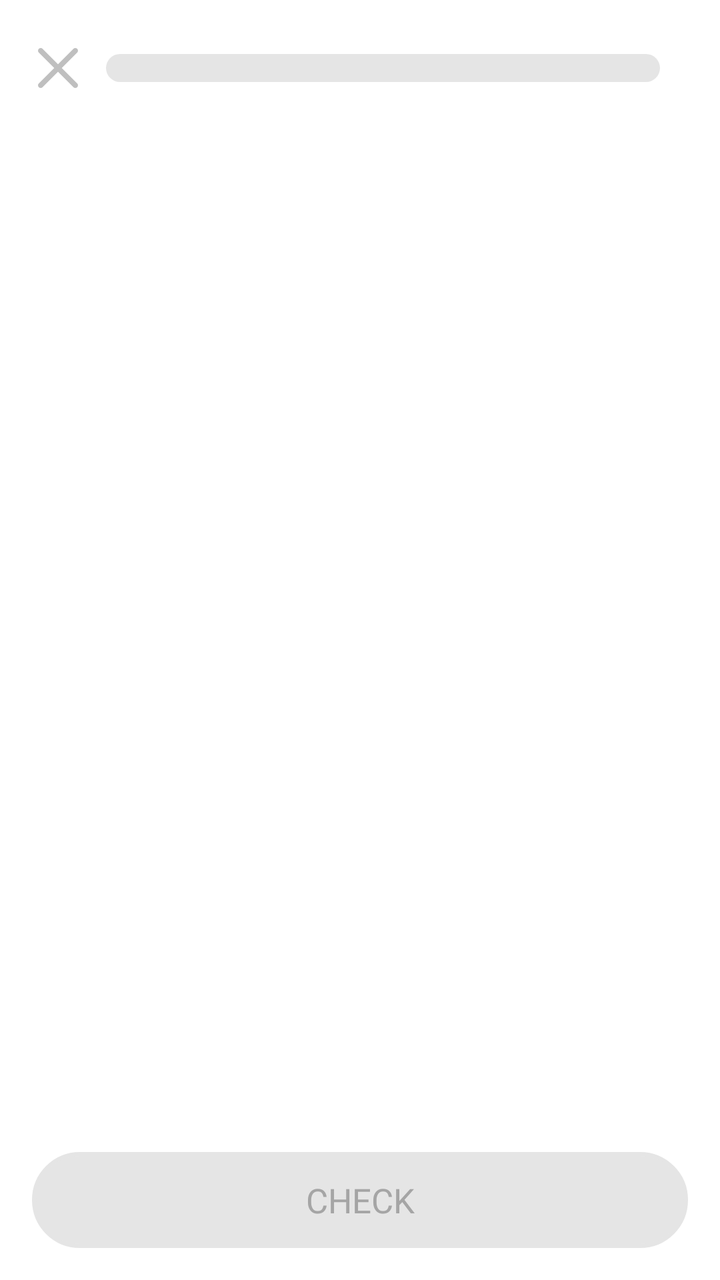
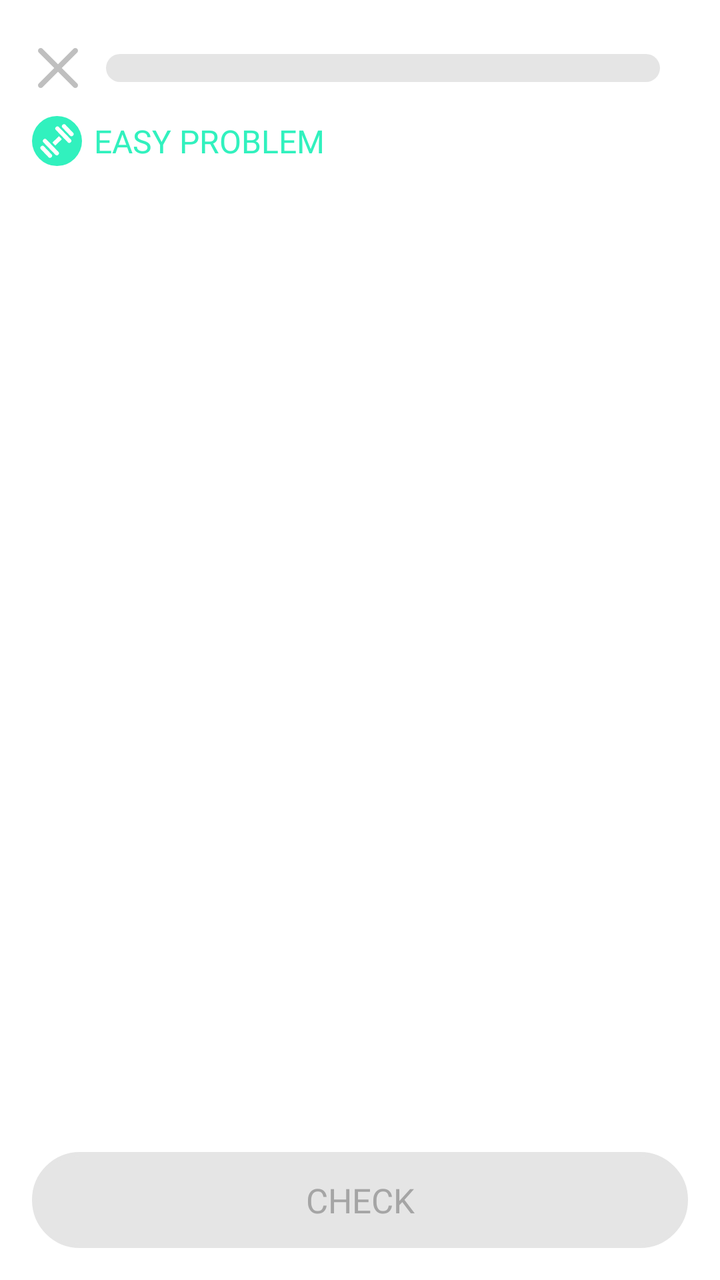

Before-and-after screenshots of an Android layout around one commit, followed by the original layout XML and the change that was made.
<!-- AndroidManifest.xml: application theme Theme.Tetragon -->
<!-- res/layout/activity_math5_grade_question.xml -->
<?xml version="1.0" encoding="utf-8"?>
<androidx.constraintlayout.widget.ConstraintLayout xmlns:android="http://schemas.android.com/apk/res/android"
    xmlns:app="http://schemas.android.com/apk/res-auto"
    xmlns:tools="http://schemas.android.com/tools"
    android:id="@+id/main"
    android:layout_width="match_parent"
    android:layout_height="match_parent"
    android:background="@color/white"
    android:fitsSystemWindows="true"
    tools:context=".questions.questionMathFifthGrade.Math5GradeQuestionActivity">

    <LinearLayout
        android:id="@+id/internetConnection"
        android:layout_width="match_parent"
        android:layout_height="wrap_content"
        android:orientation="horizontal"
        android:gravity="center"
        android:padding="10dp"
        android:background="@color/gray_3"
        android:visibility="gone"
        app:layout_constraintTop_toTopOf="parent"
        app:layout_constraintStart_toStartOf="parent"
        app:layout_constraintEnd_toEndOf="parent">

        <ImageView
            android:layout_width="20dp"
            android:layout_height="20dp"
            android:src="@drawable/internet_lost"
            android:layout_marginEnd="10dp" />

        <TextView
            android:layout_width="wrap_content"
            android:layout_height="wrap_content"
            android:text="@string/you_are_offline"
            android:textColor="@color/black_3"
            android:fontFamily="@font/inter_semibold"
            android:textSize="14sp"/>
    </LinearLayout>

    <LinearLayout
        android:id="@+id/offlineContainer"
        android:layout_width="0dp"
        android:layout_height="0dp"
        android:gravity="center"
        android:orientation="vertical"
        android:padding="16dp"
        android:visibility="gone"
        app:layout_constraintBottom_toBottomOf="@+id/stateContainer"
        app:layout_constraintEnd_toEndOf="parent"
        app:layout_constraintStart_toStartOf="parent"
        app:layout_constraintTop_toBottomOf="@id/internetConnection">

        <app.rive.runtime.kotlin.RiveAnimationView
            android:id="@+id/internet_mr_square"
            android:layout_width="260dp"
            android:layout_height="180dp"
            app:riveAutoPlay="true"
            app:riveResource="@raw/no_internet_mr_square"
            app:riveStateMachine="State Machine 1" />

        <TextView
            android:id="@+id/offlineTitle"
            android:layout_width="wrap_content"
            android:layout_height="wrap_content"
            android:layout_marginTop="8dp"
            android:fontFamily="@font/inter_semibold"
            android:text="App is currently unavailable."
            android:textColor="@color/black_3"
            android:textSize="18sp" />

        <TextView
            android:id="@+id/offlineSubtitle"
            android:layout_width="wrap_content"
            android:layout_height="wrap_content"
            android:layout_marginTop="4dp"
            android:fontFamily="@font/inter_medium"
            android:gravity="center"
            android:text="Check your connection or try again later!"
            android:textAlignment="center"
            android:textColor="@color/gray_1"
            android:textSize="14sp" />
    </LinearLayout>

    <androidx.constraintlayout.widget.ConstraintLayout
        android:id="@+id/topBarContainer"
        android:layout_width="match_parent"
        android:layout_height="wrap_content"
        android:paddingStart="5dp"
        android:paddingTop="10dp"
        android:paddingEnd="16dp"
        app:layout_constraintEnd_toEndOf="parent"
        app:layout_constraintStart_toStartOf="parent"
        app:layout_constraintTop_toTopOf="parent">

        <ImageView
            android:id="@+id/exit_btn"
            android:layout_width="48dp"
            android:layout_height="48dp"
            android:padding="14dp"
            android:src="@drawable/exit_btn"
            app:layout_constraintBottom_toBottomOf="parent"
            app:layout_constraintStart_toStartOf="parent"
            app:layout_constraintTop_toTopOf="parent" />

        <ProgressBar
            android:id="@+id/progressBar"
            style="?android:attr/progressBarStyleHorizontal"
            android:layout_width="0dp"
            android:layout_height="14dp"
            android:layout_marginEnd="14dp"
            android:indeterminate="false"
            android:max="10"
            android:progressDrawable="@drawable/custom_progress_bar"
            app:layout_constraintBottom_toBottomOf="parent"
            app:layout_constraintEnd_toEndOf="parent"
            app:layout_constraintStart_toEndOf="@+id/exit_btn"
            app:layout_constraintTop_toTopOf="parent"
            tools:progress="3" />
    </androidx.constraintlayout.widget.ConstraintLayout>

    <FrameLayout
        android:id="@+id/questionFragmentContainer"
        android:layout_width="0dp"
        android:layout_height="0dp"
        app:layout_constraintBottom_toTopOf="@+id/btnBackground"
        app:layout_constraintEnd_toEndOf="parent"
        app:layout_constraintStart_toStartOf="parent"
        app:layout_constraintTop_toBottomOf="@+id/topBarContainer" />

    <FrameLayout
        android:id="@+id/stateContainer"
        android:layout_width="match_parent"
        android:layout_height="wrap_content"
        android:background="@color/green_3"
        android:visibility="invisible"
        app:layout_constraintBottom_toTopOf="@+id/btnBackground"
        app:layout_constraintEnd_toEndOf="parent"
        app:layout_constraintStart_toStartOf="parent">

        <androidx.constraintlayout.widget.ConstraintLayout
            android:layout_width="match_parent"
            android:layout_height="match_parent"
            android:padding="16dp">

            <LinearLayout
                android:layout_width="wrap_content"
                android:layout_height="wrap_content"
                android:gravity="center"
                android:orientation="horizontal"
                app:layout_constraintStart_toStartOf="parent"
                app:layout_constraintTop_toTopOf="parent">

                <ImageView
                    android:id="@+id/circleState"
                    android:layout_width="36dp"
                    android:layout_height="36dp"
                    android:src="@drawable/correct_tick_icon" />

                <LinearLayout
                    android:layout_width="wrap_content"
                    android:layout_height="wrap_content"
                    android:orientation="vertical"
                    android:layout_marginStart="10dp">

                    <TextView
                        android:id="@+id/stateAnswer"
                        android:layout_width="wrap_content"
                        android:layout_height="wrap_content"
                        android:fontFamily="@font/inter_semibold"
                        android:text="Correct!"
                        android:textColor="@color/text_color"
                        android:textSize="18sp" />

                    <TextView
                        android:id="@+id/answer"
                        android:layout_width="wrap_content"
                        android:layout_height="wrap_content"
                        android:fontFamily="@font/inter_semibold"
                        android:text="Answer: 0"
                        android:textColor="@color/text_color"
                        android:textSize="14sp"
                        android:visibility="gone" />
                </LinearLayout>
            </LinearLayout>
        </androidx.constraintlayout.widget.ConstraintLayout>
    </FrameLayout>

    <androidx.constraintlayout.widget.ConstraintLayout
        android:id="@+id/btnBackground"
        android:layout_width="match_parent"
        android:layout_height="wrap_content"
        android:paddingStart="16dp"
        android:paddingEnd="16dp"
        android:paddingBottom="16dp"
        android:background="@color/white"
        app:layout_constraintBottom_toBottomOf="parent"
        app:layout_constraintEnd_toEndOf="parent"
        app:layout_constraintStart_toStartOf="parent">

        <FrameLayout
            android:id="@+id/check_btn_container"
            android:layout_width="0dp"
            android:layout_height="wrap_content"
            android:clipChildren="false"
            android:clipToPadding="false"
            android:paddingBottom="5dp"
            app:layout_constraintBottom_toBottomOf="parent"
            app:layout_constraintEnd_toEndOf="parent"
            app:layout_constraintStart_toStartOf="parent">

            <FrameLayout
                android:id="@+id/check_enabled_btn_container"
                android:layout_width="match_parent"
                android:layout_height="wrap_content"
                android:visibility="invisible">
                <View
                    android:id="@+id/check_enabled_button_background"
                    android:layout_width="match_parent"
                    android:layout_height="48dp"
                    android:background="@drawable/custom_button"
                    android:backgroundTint="@color/blue_1"
                    android:translationY="5dp" />
                <Button
                    android:id="@+id/check_enabled_btn"
                    android:layout_width="match_parent"
                    android:layout_height="48dp"
                    android:background="@drawable/custom_button"
                    android:fontFamily="@font/inter_semibold"
                    android:stateListAnimator="@drawable/button_animator"
                    android:text="@string/check"
                    android:textColor="@color/white"
                    android:textSize="17sp"
                    app:backgroundTint="@color/blue_2" />
            </FrameLayout>

            <FrameLayout
                android:id="@+id/check_disabled_btn_container"
                android:layout_width="match_parent"
                android:layout_height="wrap_content"
                android:visibility="visible">
                <View
                    android:layout_width="match_parent"
                    android:layout_height="48dp"
                    android:background="@drawable/custom_button"
                    android:backgroundTint="@color/gray_2"
                    android:translationY="5dp" />
                <TextView
                    android:id="@+id/check_disabled_btn"
                    android:layout_width="match_parent"
                    android:layout_height="48dp"
                    android:fontFamily="@font/inter_semibold"
                    android:gravity="center"
                    android:text="@string/check"
                    android:textColor="@color/gray_1"
                    android:textSize="17sp"
                    android:translationY="5dp" />
            </FrameLayout>
        </FrameLayout>

        <FrameLayout
            android:id="@+id/see_btn_container"
            android:layout_width="0dp"
            android:layout_height="wrap_content"
            android:layout_marginBottom="8dp"
            android:clipChildren="false"
            android:clipToPadding="false"
            android:paddingBottom="5dp"
            android:visibility="gone"
            app:layout_constraintBottom_toTopOf="@+id/check_btn_container"
            app:layout_constraintEnd_toEndOf="parent"
            app:layout_constraintStart_toStartOf="parent">

            <FrameLayout
                android:id="@+id/see_enabled_btn_container"
                android:layout_width="match_parent"
                android:layout_height="wrap_content">
                <View
                    android:id="@+id/see_enabled_button_background"
                    android:layout_width="match_parent"
                    android:layout_height="48dp"
                    android:background="@drawable/custom_button"
                    android:backgroundTint="@color/gray_2"
                    android:translationY="5dp" />
                <Button
                    android:id="@+id/see_enabled_btn"
                    android:layout_width="match_parent"
                    android:layout_height="48dp"
                    android:background="@drawable/custom_button"
                    android:fontFamily="@font/inter_semibold"
                    android:stateListAnimator="@drawable/button_animator"
                    android:text="SEE SOLUTION"
                    android:textColor="@color/text_color"
                    android:textSize="17sp"
                    app:backgroundTint="@color/gray_3" />
            </FrameLayout>
        </FrameLayout>
    </androidx.constraintlayout.widget.ConstraintLayout>

    <app.rive.runtime.kotlin.RiveAnimationView
        android:id="@+id/correct_mr_square"
        android:layout_width="170dp"
        android:layout_height="120dp"
        android:visibility="invisible"
        app:layout_constraintBottom_toTopOf="@+id/stateContainer"
        app:layout_constraintEnd_toEndOf="parent"
        app:riveAutoPlay="false"
        app:riveResource="@raw/mr_square_correct"
        app:riveStateMachine="State Machine 1" />

</androidx.constraintlayout.widget.ConstraintLayout>
<!-- resources referenced by this layout -->
<resources>
  <color name="black_3">#4d4d4d</color>
  <color name="blue_1">#0d9ffb</color>
  <color name="blue_2">#11C7FF</color>
  <color name="gray_1">#A5A5A5</color>
  <color name="gray_2">#E5E5E5</color>
  <color name="gray_3">#FAFAFA</color>
  <color name="green_3">#9FFFEC</color>
  <color name="text_color">#64748b</color>
  <color name="white">#FFFFFFFF</color>
  <!-- drawable button_animator (drawable) -->
  <?xml version="1.0" encoding="utf-8"?>
  <selector xmlns:android="http://schemas.android.com/apk/res/android">
  
      
      <item android:state_pressed="true">
          <objectAnimator
              android:propertyName="translationY"
              android:valueTo="5dp"
              android:duration="0" />
      </item>
  
      
      <item>
          <objectAnimator
              android:propertyName="translationY"
              android:valueTo="0dp"
              android:duration="0" />
      </item>
  
  </selector>
  <!-- drawable custom_button (drawable) -->
  <?xml version="1.0" encoding="utf-8"?>
  <shape xmlns:android="http://schemas.android.com/apk/res/android"
      android:shape="rectangle">
      <solid android:color="#ffffff"/>
      <stroke android:color="#e5e5e5"
          android:width="2dp"/>
      <corners android:radius="100dp"/>
  </shape>
  <string name="check">CHECK</string>
  <string name="you_are_offline">YOU ARE OFFLINE</string>
  <style name="Theme.Tetragon" parent="Base.Theme.Tetragon" />
  <style name="Base.Theme.Tetragon" parent="Theme.Material3.DayNight.NoActionBar">
          <item name="android:statusBarColor">@color/white</item>
          <item name="android:navigationBarColor">@color/white</item>
          <item name="android:windowLightStatusBar">true</item>
  
          <item name="android:windowBackground">@color/white</item>
          <item name="android:colorBackground">@color/white</item>
  
          <item name="android:windowIsTranslucent">false</item>
      </style>
  <!-- unchanged entries left out for length: 4 -->
</resources>

<!-- the commit's change to res/layout/activity_math5_grade_question.xml (unified diff, before → after) -->
@@ -118,14 +118,42 @@
             tools:progress="3" />
     </androidx.constraintlayout.widget.ConstraintLayout>
 
+    <LinearLayout
+        android:id="@+id/complexityContainer"
+        android:layout_width="wrap_content"
+        android:layout_height="wrap_content"
+        android:layout_marginStart="16dp"
+        android:gravity="center_vertical"
+        android:orientation="horizontal"
+        app:layout_constraintStart_toStartOf="parent"
+        app:layout_constraintTop_toBottomOf="@+id/topBarContainer">
+
+        <ImageView
+            android:id="@+id/complexityIcon"
+            android:layout_width="25dp"
+            android:layout_height="25dp"
+            android:src="@drawable/easy" />
+
+        <TextView
+            android:id="@+id/complexityText"
+            android:layout_width="wrap_content"
+            android:layout_height="wrap_content"
+            android:fontFamily="@font/inter_semibold"
+            android:text="@string/complexity_easy"
+            android:textColor="@color/green_1"
+            android:layout_marginStart="6dp"
+            android:textSize="16dp" />
+    </LinearLayout>
+
     <FrameLayout
         android:id="@+id/questionFragmentContainer"
         android:layout_width="0dp"
         android:layout_height="0dp"
+        android:layout_marginTop="10dp"
         app:layout_constraintBottom_toTopOf="@+id/btnBackground"
         app:layout_constraintEnd_toEndOf="parent"
         app:layout_constraintStart_toStartOf="parent"
-        app:layout_constraintTop_toBottomOf="@+id/topBarContainer" />
+        app:layout_constraintTop_toBottomOf="@+id/complexityContainer" />
 
     <FrameLayout
         android:id="@+id/stateContainer"
<!-- resource entries referenced after the edit -->
@@ -6,6 +6,7 @@
   <color name="gray_1">#A5A5A5</color>
   <color name="gray_2">#E5E5E5</color>
   <color name="gray_3">#FAFAFA</color>
+  <color name="green_1">#31f1be</color>
   <color name="green_3">#9FFFEC</color>
   <color name="text_color">#64748b</color>
   <color name="white">#FFFFFFFF</color>
@@ -39,7 +40,33 @@
           android:width="2dp"/>
       <corners android:radius="100dp"/>
   </shape>
+  <!-- drawable easy (drawable) -->
+  <vector xmlns:android="http://schemas.android.com/apk/res/android"
+      android:width="65.63dp"
+      android:height="65.63dp"
+      android:viewportWidth="65.63"
+      android:viewportHeight="65.63">
+    <path
+        android:pathData="M32.81,32.81m-32.81,0a32.81,32.81 0,1 1,65.62 0a32.81,32.81 0,1 1,-65.62 0"
+        android:fillColor="#31f1be"/>
+    <path
+        android:pathData="M25.53,54.12h0c-1.09,1.06 -2.68,1.18 -3.56,0.26l-10.56,-11.01c-0.87,-0.91 -0.7,-2.51 0.39,-3.57h0c1.09,-1.06 2.68,-1.18 3.56,-0.26l10.56,11.01c0.87,0.91 0.7,2.51 -0.39,3.57Z"
+        android:fillColor="#fff"/>
+    <path
+        android:pathData="M26.765,34.822l8.605,-8.307l3.827,3.964l-8.605,8.307z"
+        android:fillColor="#fff"/>
+    <path
+        android:pathData="M15.122,30.781L15.122,30.781A2.75,2.75 66.01,0 1,19.01 30.849L34.561,46.958A2.75,2.75 89.348,0 1,34.492 50.846L34.492,50.846A2.75,2.75 89.348,0 1,30.604 50.778L15.053,34.669A2.75,2.75 66.01,0 1,15.122 30.781z"
+        android:fillColor="#fff"/>
+    <path
+        android:pathData="M40.1,11.51h0c1.09,-1.06 2.68,-1.18 3.56,-0.26l10.56,11.01c0.87,0.91 0.7,2.51 -0.39,3.57h0c-1.09,1.06 -2.68,1.18 -3.56,0.26l-10.56,-11.01c-0.87,-0.91 -0.7,-2.51 0.39,-3.57Z"
+        android:fillColor="#fff"/>
+    <path
+        android:pathData="M50.812,34.532L50.812,34.532A2.75,2.75 77.063,0 1,46.923 34.463L31.372,18.354A2.75,2.75 90.969,0 1,31.441 14.466L31.441,14.466A2.75,2.75 90.969,0 1,35.329 14.534L50.88,30.643A2.75,2.75 77.063,0 1,50.812 34.532z"
+        android:fillColor="#fff"/>
+  </vector>
   <string name="check">CHECK</string>
+  <string name="complexity_easy">EASY PROBLEM</string>
   <string name="you_are_offline">YOU ARE OFFLINE</string>
   <style name="Theme.Tetragon" parent="Base.Theme.Tetragon" />
   <style name="Base.Theme.Tetragon" parent="Theme.Material3.DayNight.NoActionBar">
